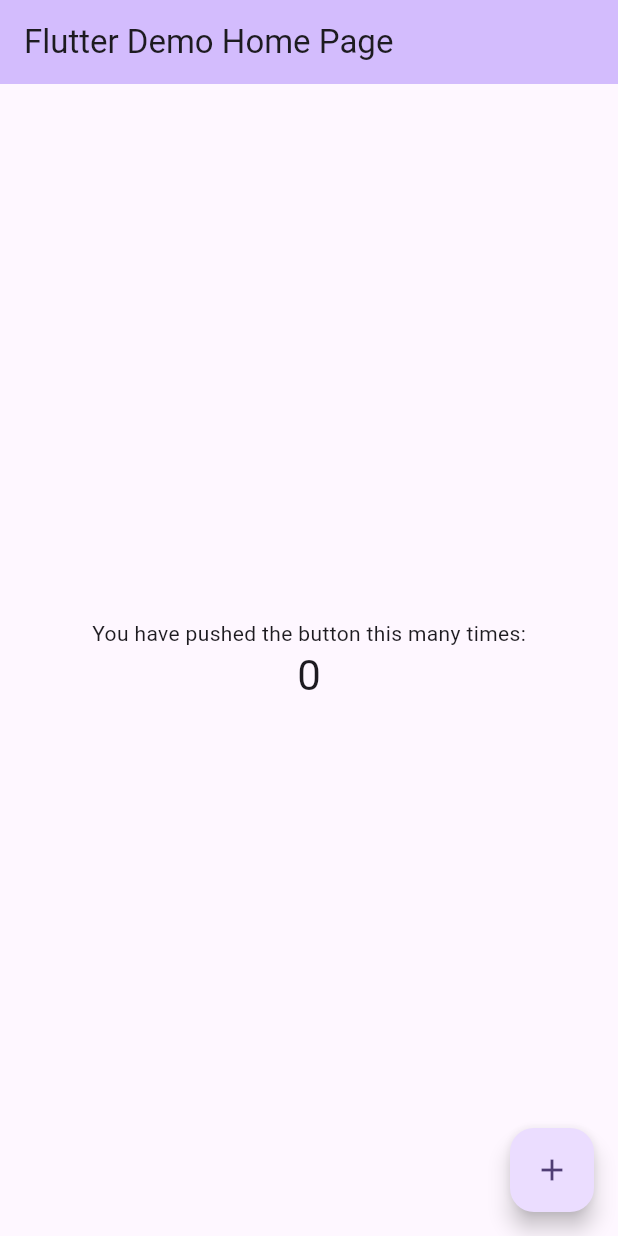
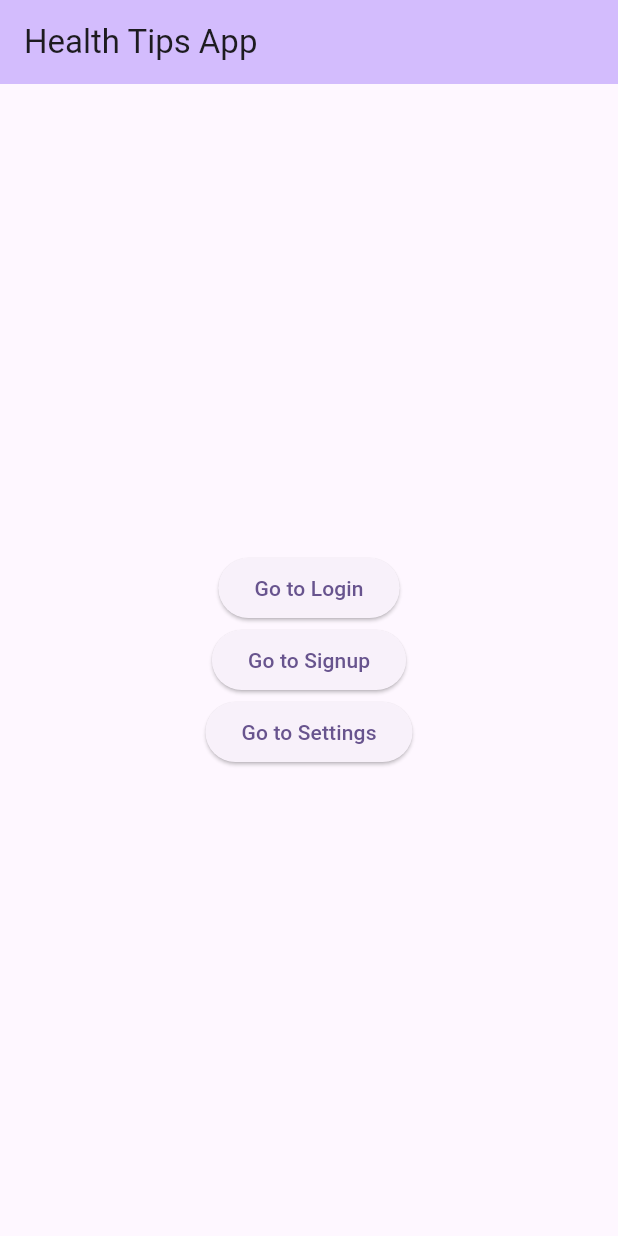
Before and after one commit to tibyishaka/Mobile-health-tip-app, a Flutter app: the screen it shows after launch, on a phone screen of 412 x 824 dp. Run offline on Flutter 3.47's test engine with Material 3 defaults, Android fonts, the phone set to English and light mode, and no system bars.

Commit message:
Scaffolded Login, Signup, and Settings screens

```diff
--- a/health_tip_app/lib/main.dart
+++ b/health_tip_app/lib/main.dart
@@ -1,4 +1,7 @@
 import 'package:flutter/material.dart';
+import 'login_screen.dart';
+import 'signup_screen.dart';
+import 'settings_screen.dart';
 
 void main() {
   runApp(const MyApp());
@@ -11,26 +14,17 @@ class MyApp extends StatelessWidget {
   @override
   Widget build(BuildContext context) {
     return MaterialApp(
-      title: 'Flutter Demo',
+      title: 'Health Tips App',
       theme: ThemeData(
-        // This is the theme of your application.
-        //
-        // TRY THIS: Try running your application with "flutter run". You'll see
-        // the application has a purple toolbar. Then, without quitting the app,
-        // try changing the seedColor in the colorScheme below to Colors.green
-        // and then invoke "hot reload" (save your changes or press the "hot
-        // reload" button in a Flutter-supported IDE, or press "r" if you used
-        // the command line to start the app).
-        //
-        // Notice that the counter didn't reset back to zero; the application
-        // state is not lost during the reload. To reset the state, use hot
-        // restart instead.
-        //
-        // This works for code too, not just values: Most code changes can be
-        // tested with just a hot reload.
-        colorScheme: .fromSeed(seedColor: Colors.deepPurple),
+        colorScheme: ColorScheme.fromSeed(seedColor: Colors.deepPurple),
       ),
-      home: const MyHomePage(title: 'Flutter Demo Home Page'),
+      initialRoute: '/',
+      routes: {
+        '/': (context) => const MyHomePage(title: 'Health Tips App'),
+        '/login': (context) => const LoginScreen(),
+        '/signup': (context) => const SignupScreen(),
+        '/settings': (context) => const SettingsScreen(),
+      },
     );
   }
 }
@@ -77,46 +71,28 @@ class _MyHomePageState extends State<MyHomePage> {
     // than having to individually change instances of widgets.
     return Scaffold(
       appBar: AppBar(
-        // TRY THIS: Try changing the color here to a specific color (to
-        // Colors.amber, perhaps?) and trigger a hot reload to see the AppBar
-        // change color while the other colors stay the same.
         backgroundColor: Theme.of(context).colorScheme.inversePrimary,
-        // Here we take the value from the MyHomePage object that was created by
-        // the App.build method, and use it to set our appbar title.
         title: Text(widget.title),
       ),
       body: Center(
-        // Center is a layout widget. It takes a single child and positions it
-        // in the middle of the parent.
         child: Column(
-          // Column is also a layout widget. It takes a list of children and
-          // arranges them vertically. By default, it sizes itself to fit its
-          // children horizontally, and tries to be as tall as its parent.
-          //
-          // Column has various properties to control how it sizes itself and
-          // how it positions its children. Here we use mainAxisAlignment to
-          // center the children vertically; the main axis here is the vertical
-          // axis because Columns are vertical (the cross axis would be
-          // horizontal).
-          //
-          // TRY THIS: Invoke "debug painting" (choose the "Toggle Debug Paint"
-          // action in the IDE, or press "p" in the console), to see the
-          // wireframe for each widget.
-          mainAxisAlignment: .center,
+          mainAxisAlignment: MainAxisAlignment.center,
           children: [
-            const Text('You have pushed the button this many times:'),
-            Text(
-              '$_counter',
-              style: Theme.of(context).textTheme.headlineMedium,
+            ElevatedButton(
+              onPressed: () => Navigator.pushNamed(context, '/login'),
+              child: const Text('Go to Login'),
+            ),
+            ElevatedButton(
+              onPressed: () => Navigator.pushNamed(context, '/signup'),
+              child: const Text('Go to Signup'),
+            ),
+            ElevatedButton(
+              onPressed: () => Navigator.pushNamed(context, '/settings'),
+              child: const Text('Go to Settings'),
             ),
           ],
         ),
       ),
-      floatingActionButton: FloatingActionButton(
-        onPressed: _incrementCounter,
-        tooltip: 'Increment',
-        child: const Icon(Icons.add),
-      ),
     );
   }
 }
```
Also changed, not shown: health_tip_app/lib/login_screen.dart (added, +12 -0 lines), health_tip_app/lib/settings_screen.dart (added, +12 -0 lines), health_tip_app/lib/signup_screen.dart (added, +12 -0 lines).
